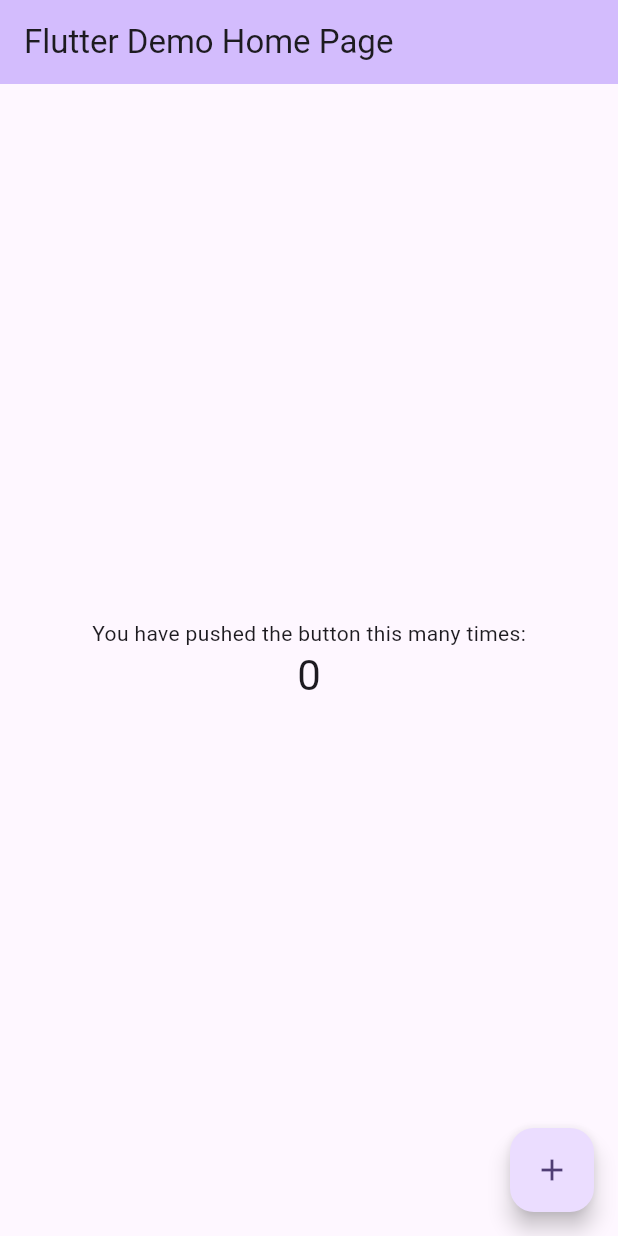
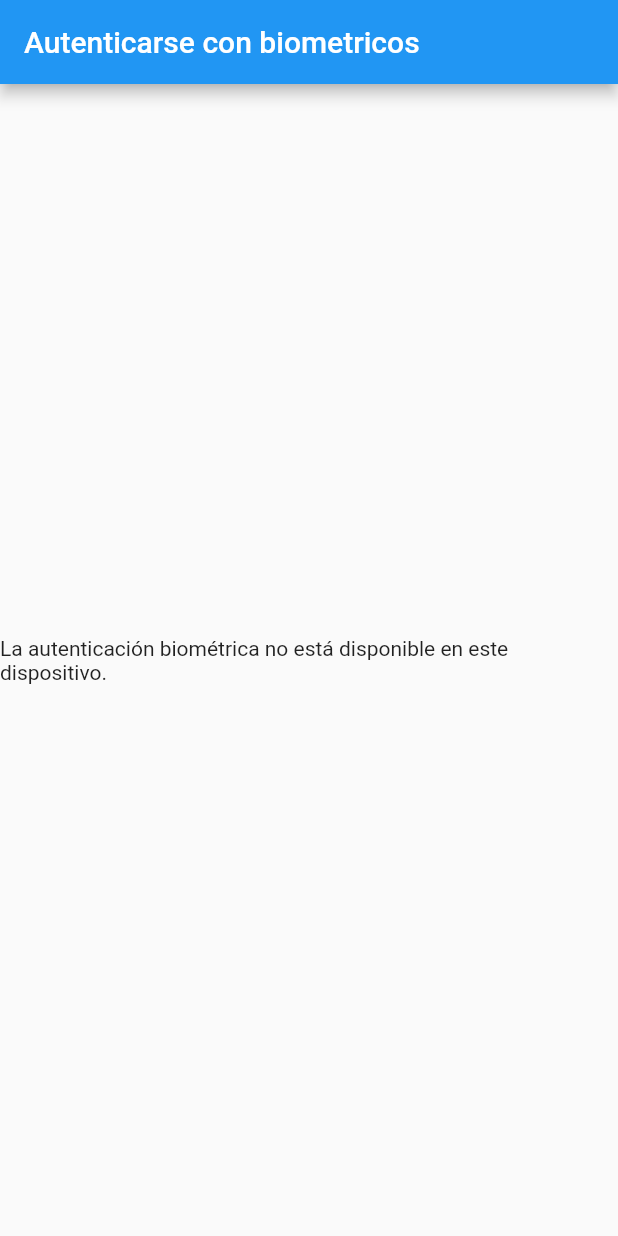
Before and after one commit to nicolas-97/biometricos_y_camara, a Flutter app: the screen it shows after launch, on a phone screen of 412 x 824 dp. Run offline on Flutter 3.47's test engine with Material 2 defaults, Android fonts, the phone set to English and light mode, and no system bars; our stand-ins replace local_auth.

Commit message:
biometric avaible

```diff
--- a/lib/main.dart
+++ b/lib/main.dart
@@ -1,125 +1,27 @@
+import 'package:biometrics_camera/views/screens/home/home.dart';
+import 'package:biometrics_camera/views/screens/home/home_vm_.dart';
 import 'package:flutter/material.dart';
+import 'package:provider/provider.dart';
 
-void main() {
-  runApp(const MyApp());
+void main(){
+  runApp(
+    MultiProvider(
+      providers: [
+        ChangeNotifierProvider(create: (_) => HomeViewModel())
+      ],
+      child: MyApp(),
+    )
+  );
 }
 
 class MyApp extends StatelessWidget {
   const MyApp({super.key});
 
-  // This widget is the root of your application.
   @override
   Widget build(BuildContext context) {
     return MaterialApp(
       title: 'Flutter Demo',
-      theme: ThemeData(
-        // This is the theme of your application.
-        //
-        // TRY THIS: Try running your application with "flutter run". You'll see
-        // the application has a blue toolbar. Then, without quitting the app,
-        // try changing the seedColor in the colorScheme below to Colors.green
-        // and then invoke "hot reload" (save your changes or press the "hot
-        // reload" button in a Flutter-supported IDE, or press "r" if you used
-        // the command line to start the app).
-        //
-        // Notice that the counter didn't reset back to zero; the application
-        // state is not lost during the reload. To reset the state, use hot
-        // restart instead.
-        //
-        // This works for code too, not just values: Most code changes can be
-        // tested with just a hot reload.
-        colorScheme: ColorScheme.fromSeed(seedColor: Colors.deepPurple),
-        useMaterial3: true,
-      ),
-      home: const MyHomePage(title: 'Flutter Demo Home Page'),
+      home: const Home()
     );
   }
 }
-
-class MyHomePage extends StatefulWidget {
-  const MyHomePage({super.key, required this.title});
-
-  // This widget is the home page of your application. It is stateful, meaning
-  // that it has a State object (defined below) that contains fields that affect
-  // how it looks.
-
-  // This class is the configuration for the state. It holds the values (in this
-  // case the title) provided by the parent (in this case the App widget) and
-  // used by the build method of the State. Fields in a Widget subclass are
-  // always marked "final".
-
-  final String title;
-
-  @override
-  State<MyHomePage> createState() => _MyHomePageState();
-}
-
-class _MyHomePageState extends State<MyHomePage> {
-  int _counter = 0;
-
-  void _incrementCounter() {
-    setState(() {
-      // This call to setState tells the Flutter framework that something has
-      // changed in this State, which causes it to rerun the build method below
-      // so that the display can reflect the updated values. If we changed
-      // _counter without calling setState(), then the build method would not be
-      // called again, and so nothing would appear to happen.
-      _counter++;
-    });
-  }
-
-  @override
-  Widget build(BuildContext context) {
-    // This method is rerun every time setState is called, for instance as done
-    // by the _incrementCounter method above.
-    //
-    // The Flutter framework has been optimized to make rerunning build methods
-    // fast, so that you can just rebuild anything that needs updating rather
-    // than having to individually change instances of widgets.
-    return Scaffold(
-      appBar: AppBar(
-        // TRY THIS: Try changing the color here to a specific color (to
-        // Colors.amber, perhaps?) and trigger a hot reload to see the AppBar
-        // change color while the other colors stay the same.
-        backgroundColor: Theme.of(context).colorScheme.inversePrimary,
-        // Here we take the value from the MyHomePage object that was created by
-        // the App.build method, and use it to set our appbar title.
-        title: Text(widget.title),
-      ),
-      body: Center(
-        // Center is a layout widget. It takes a single child and positions it
-        // in the middle of the parent.
-        child: Column(
-          // Column is also a layout widget. It takes a list of children and
-          // arranges them vertically. By default, it sizes itself to fit its
-          // children horizontally, and tries to be as tall as its parent.
-          //
-          // Column has various properties to control how it sizes itself and
-          // how it positions its children. Here we use mainAxisAlignment to
-          // center the children vertically; the main axis here is the vertical
-          // axis because Columns are vertical (the cross axis would be
-          // horizontal).
-          //
-          // TRY THIS: Invoke "debug painting" (choose the "Toggle Debug Paint"
-          // action in the IDE, or press "p" in the console), to see the
-          // wireframe for each widget.
-          mainAxisAlignment: MainAxisAlignment.center,
-          children: <Widget>[
-            const Text(
-              'You have pushed the button this many times:',
-            ),
-            Text(
-              '$_counter',
-              style: Theme.of(context).textTheme.headlineMedium,
-            ),
-          ],
-        ),
-      ),
-      floatingActionButton: FloatingActionButton(
-        onPressed: _incrementCounter,
-        tooltip: 'Increment',
-        child: const Icon(Icons.add),
-      ), // This trailing comma makes auto-formatting nicer for build methods.
-    );
-  }
-}
--- /dev/null
+++ b/lib/views/screens/home/home.dart
@@ -0,0 +1,48 @@
+import 'package:biometrics_camera/views/screens/home/home_vm_.dart';
+import 'package:flutter/material.dart';
+import 'package:provider/provider.dart';
+
+class Home extends StatefulWidget {
+  const Home({super.key});
+
+  @override
+  State<Home> createState() => _HomeState();
+}
+
+class _HomeState extends State<Home> {
+
+  @override
+  void initState() {
+    super.initState();
+    Provider.of<HomeViewModel>(context, listen: false).checkBiometricAvability();
+  }
+
+  @override
+  Widget build(BuildContext context) {
+    final viewModel = Provider.of<HomeViewModel>(context);
+    return Scaffold(
+      appBar: AppBar(
+        title: Text('Autenticarse con biometricos'),
+      ),
+      body: Center(
+        child: Column(
+          mainAxisAlignment: MainAxisAlignment.center,
+          children: [
+            if (viewModel.getIsBiometricAvaible())
+              ElevatedButton(
+                onPressed: () async {
+                  final isAuthenticated = await viewModel.authenticateWithBiometrics();
+                  if (isAuthenticated) {
+                    print("Se ha podido autenticar");
+                  }
+                },
+                child: Text('Autenticarse con Biométricos'),
+              )
+            else
+              Text('La autenticación biométrica no está disponible en este dispositivo.'),
+          ],
+        ),
+      ),
+    );
+  }
+}
--- /dev/null
+++ b/lib/views/screens/home/home_vm_.dart
@@ -0,0 +1,38 @@
+import 'package:flutter/material.dart';
+import 'package:local_auth/local_auth.dart';
+
+class HomeViewModel extends ChangeNotifier {
+
+  final LocalAuthentication _localAuthentication = LocalAuthentication();
+  bool _isBiometricAvaible = false;
+
+  bool getIsBiometricAvaible() => _isBiometricAvaible;
+
+  // Verificar si la autenticación biométrica está disponible.
+  Future<void> checkBiometricAvability() async {
+    try {
+      _isBiometricAvaible = await _localAuthentication.canCheckBiometrics;
+      notifyListeners();
+    }catch(e){
+      print("Error al verificar la disponibilidad biometrica: $e");
+    }
+  }
+
+  // Autenticarse utilizando la autenticación biométrica.
+  Future<bool> authenticateWithBiometrics() async {
+    try{
+      final isBiometricAuthenticated = await _localAuthentication.authenticate(
+        localizedReason: 'Autenticación biométrica requerida',
+        options: const AuthenticationOptions(
+          useErrorDialogs: true,
+          stickyAuth: true
+        )
+      );
+
+      return isBiometricAuthenticated;
+    }catch(e){
+      print('Error en la autenticación biométrica: $e');
+      return false;
+    }
+  }
+}
--- a/pubspec.yaml
+++ b/pubspec.yaml
@@ -35,6 +35,8 @@ dependencies:
   # The following adds the Cupertino Icons font to your application.
   # Use with the CupertinoIcons class for iOS style icons.
   cupertino_icons: ^1.0.2
+  local_auth: ^2.1.7
+  provider: ^6.0.5
 
 dev_dependencies:
   flutter_test:
```
Also changed, not shown: pubspec.lock, 5 other files.
